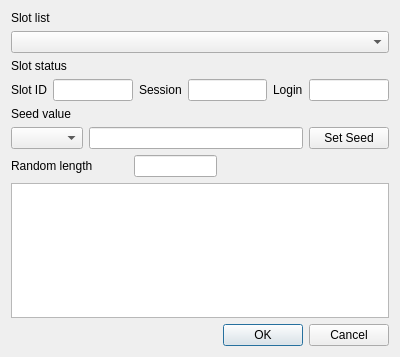
Old version of the form CryptokiMan/rand_dlg.ui in the repository jykim74/CryptokiMan.
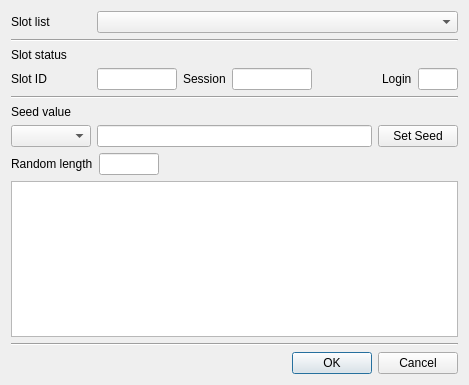
New version of the form.

Patch:
```diff
--- a/CryptokiMan/rand_dlg.ui
+++ b/CryptokiMan/rand_dlg.ui
@@ -6,88 +6,85 @@
    <rect>
     <x>0</x>
     <y>0</y>
-    <width>400</width>
-    <height>357</height>
+    <width>469</width>
+    <height>385</height>
    </rect>
   </property>
   <property name="windowTitle">
    <string>Random</string>
   </property>
-  <layout class="QGridLayout" name="gridLayout">
-   <item row="2" column="0" colspan="2">
+  <layout class="QVBoxLayout" name="verticalLayout">
+   <item>
+    <layout class="QGridLayout" name="gridLayout">
+     <property name="topMargin">
+      <number>0</number>
+     </property>
+     <item row="0" column="0">
+      <widget class="QLabel" name="label">
+       <property name="minimumSize">
+        <size>
+         <width>80</width>
+         <height>0</height>
+        </size>
+       </property>
+       <property name="text">
+        <string>Slot list</string>
+       </property>
+      </widget>
+     </item>
+     <item row="0" column="1">
+      <widget class="QComboBox" name="mSlotsCombo">
+       <property name="sizePolicy">
+        <sizepolicy hsizetype="Preferred" vsizetype="Fixed">
+         <horstretch>1</horstretch>
+         <verstretch>0</verstretch>
+        </sizepolicy>
+       </property>
+      </widget>
+     </item>
+    </layout>
+   </item>
+   <item>
+    <widget class="Line" name="line">
+     <property name="orientation">
+      <enum>Qt::Horizontal</enum>
+     </property>
+    </widget>
+   </item>
+   <item>
     <widget class="QLabel" name="label_2">
      <property name="text">
       <string>Slot status</string>
      </property>
     </widget>
    </item>
-   <item row="1" column="0" colspan="6">
-    <widget class="QComboBox" name="mSlotsCombo"/>
-   </item>
-   <item row="0" column="0" colspan="2">
-    <widget class="QLabel" name="label">
-     <property name="text">
-      <string>Slot list</string>
-     </property>
-    </widget>
-   </item>
-   <item row="5" column="1" colspan="4">
-    <widget class="QLineEdit" name="mSeedText"/>
-   </item>
-   <item row="7" column="0" colspan="6">
-    <widget class="QPlainTextEdit" name="mOutputText"/>
-   </item>
-   <item row="6" column="2" colspan="2">
-    <widget class="QLineEdit" name="mLengthText"/>
-   </item>
-   <item row="5" column="0">
-    <widget class="QComboBox" name="mSeedCombo"/>
-   </item>
-   <item row="5" column="5">
-    <widget class="QPushButton" name="mSetSeedBtn">
-     <property name="text">
-      <string>Set Seed</string>
-     </property>
-    </widget>
-   </item>
-   <item row="4" column="0" colspan="2">
-    <widget class="QLabel" name="label_4">
-     <property name="text">
-      <string>Seed value</string>
-     </property>
-    </widget>
-   </item>
-   <item row="8" column="4" colspan="2">
-    <widget class="QDialogButtonBox" name="buttonBox">
-     <property name="orientation">
-      <enum>Qt::Horizontal</enum>
-     </property>
-     <property name="standardButtons">
-      <set>QDialogButtonBox::Cancel|QDialogButtonBox::Ok</set>
-     </property>
-    </widget>
-   </item>
-   <item row="6" column="0" colspan="2">
-    <widget class="QLabel" name="label_5">
-     <property name="text">
-      <string>Random length</string>
-     </property>
-    </widget>
-   </item>
-   <item row="3" column="0" colspan="6">
+   <item>
     <layout class="QHBoxLayout" name="horizontalLayout">
      <property name="bottomMargin">
       <number>0</number>
      </property>
      <item>
       <widget class="QLabel" name="label_3">
+       <property name="minimumSize">
+        <size>
+         <width>80</width>
+         <height>0</height>
+        </size>
+       </property>
        <property name="text">
         <string>Slot ID</string>
        </property>
       </widget>
      </item>
      <item>
-      <widget class="QLineEdit" name="mSlotIDText"/>
+      <widget class="QLineEdit" name="mSlotIDText">
+       <property name="maximumSize">
+        <size>
+         <width>80</width>
+         <height>16777215</height>
+        </size>
+       </property>
+      </widget>
      </item>
      <item>
       <widget class="QLabel" name="label_6">
@@ -97,7 +94,27 @@
       </widget>
      </item>
      <item>
-      <widget class="QLineEdit" name="mSessionText"/>
+      <widget class="QLineEdit" name="mSessionText">
+       <property name="maximumSize">
+        <size>
+         <width>80</width>
+         <height>16777215</height>
+        </size>
+       </property>
+      </widget>
+     </item>
+     <item>
+      <spacer name="horizontalSpacer_2">
+       <property name="orientation">
+        <enum>Qt::Horizontal</enum>
+       </property>
+       <property name="sizeHint" stdset="0">
+        <size>
+         <width>40</width>
+         <height>20</height>
+        </size>
+       </property>
+      </spacer>
      </item>
      <item>
       <widget class="QLabel" name="label_7">
@@ -107,10 +124,121 @@
       </widget>
      </item>
      <item>
-      <widget class="QLineEdit" name="mLoginText"/>
+      <widget class="QLineEdit" name="mLoginText">
+       <property name="maximumSize">
+        <size>
+         <width>40</width>
+         <height>16777215</height>
+        </size>
+       </property>
+      </widget>
      </item>
     </layout>
    </item>
+   <item>
+    <widget class="Line" name="line_2">
+     <property name="orientation">
+      <enum>Qt::Horizontal</enum>
+     </property>
+    </widget>
+   </item>
+   <item>
+    <widget class="QLabel" name="label_4">
+     <property name="text">
+      <string>Seed value</string>
+     </property>
+    </widget>
+   </item>
+   <item>
+    <layout class="QGridLayout" name="gridLayout_2">
+     <property name="topMargin">
+      <number>0</number>
+     </property>
+     <item row="0" column="0">
+      <widget class="QComboBox" name="mSeedCombo">
+       <property name="minimumSize">
+        <size>
+         <width>80</width>
+         <height>0</height>
+        </size>
+       </property>
+      </widget>
+     </item>
+     <item row="0" column="1">
+      <widget class="QLineEdit" name="mSeedText"/>
+     </item>
+     <item row="0" column="2">
+      <widget class="QPushButton" name="mSetSeedBtn">
+       <property name="text">
+        <string>Set Seed</string>
+       </property>
+      </widget>
+     </item>
+    </layout>
+   </item>
+   <item>
+    <layout class="QGridLayout" name="gridLayout_3">
+     <property name="topMargin">
+      <number>0</number>
+     </property>
+     <item row="0" column="0">
+      <widget class="QLabel" name="label_5">
+       <property name="minimumSize">
+        <size>
+         <width>80</width>
+         <height>0</height>
+        </size>
+       </property>
+       <property name="text">
+        <string>Random length</string>
+       </property>
+      </widget>
+     </item>
+     <item row="0" column="1">
+      <widget class="QLineEdit" name="mLengthText">
+       <property name="maximumSize">
+        <size>
+         <width>60</width>
+         <height>16777215</height>
+        </size>
+       </property>
+      </widget>
+     </item>
+     <item row="0" column="2">
+      <spacer name="horizontalSpacer">
+       <property name="orientation">
+        <enum>Qt::Horizontal</enum>
+       </property>
+       <property name="sizeHint" stdset="0">
+        <size>
+         <width>40</width>
+         <height>20</height>
+        </size>
+       </property>
+      </spacer>
+     </item>
+    </layout>
+   </item>
+   <item>
+    <widget class="QPlainTextEdit" name="mOutputText"/>
+   </item>
+   <item>
+    <widget class="Line" name="line_3">
+     <property name="orientation">
+      <enum>Qt::Horizontal</enum>
+     </property>
+    </widget>
+   </item>
+   <item>
+    <widget class="QDialogButtonBox" name="buttonBox">
+     <property name="orientation">
+      <enum>Qt::Horizontal</enum>
+     </property>
+     <property name="standardButtons">
+      <set>QDialogButtonBox::Cancel|QDialogButtonBox::Ok</set>
+     </property>
+    </widget>
+   </item>
   </layout>
  </widget>
  <tabstops>
```
Left out of the diff: 5 changed lines with no effect on the pictures.
